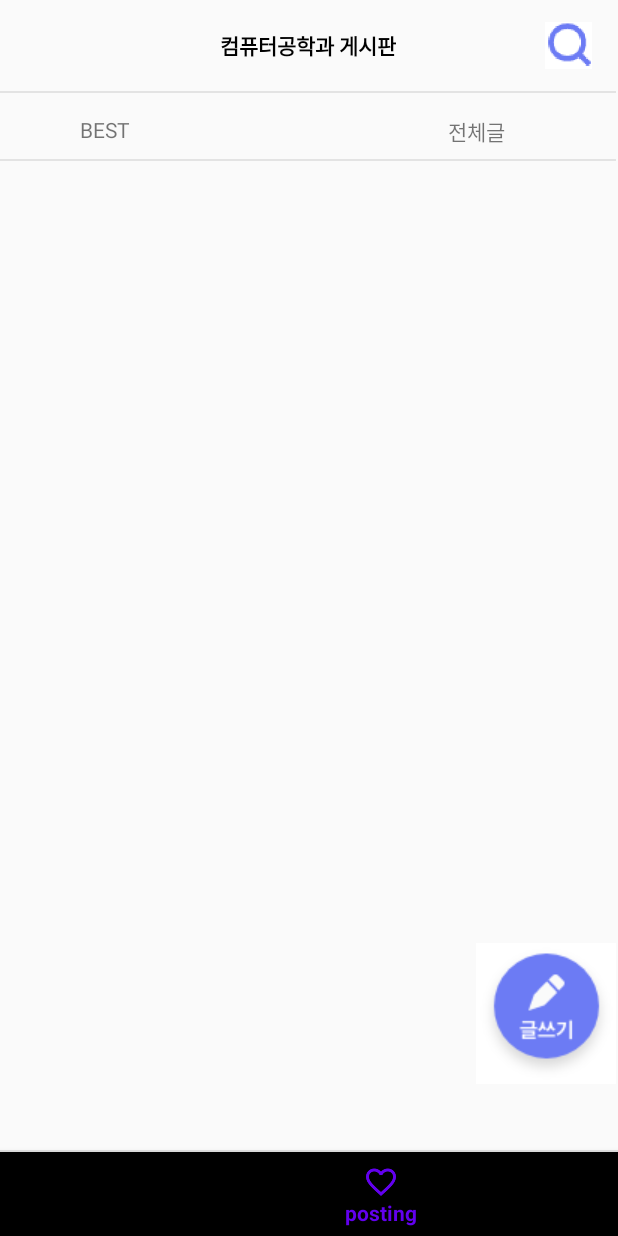
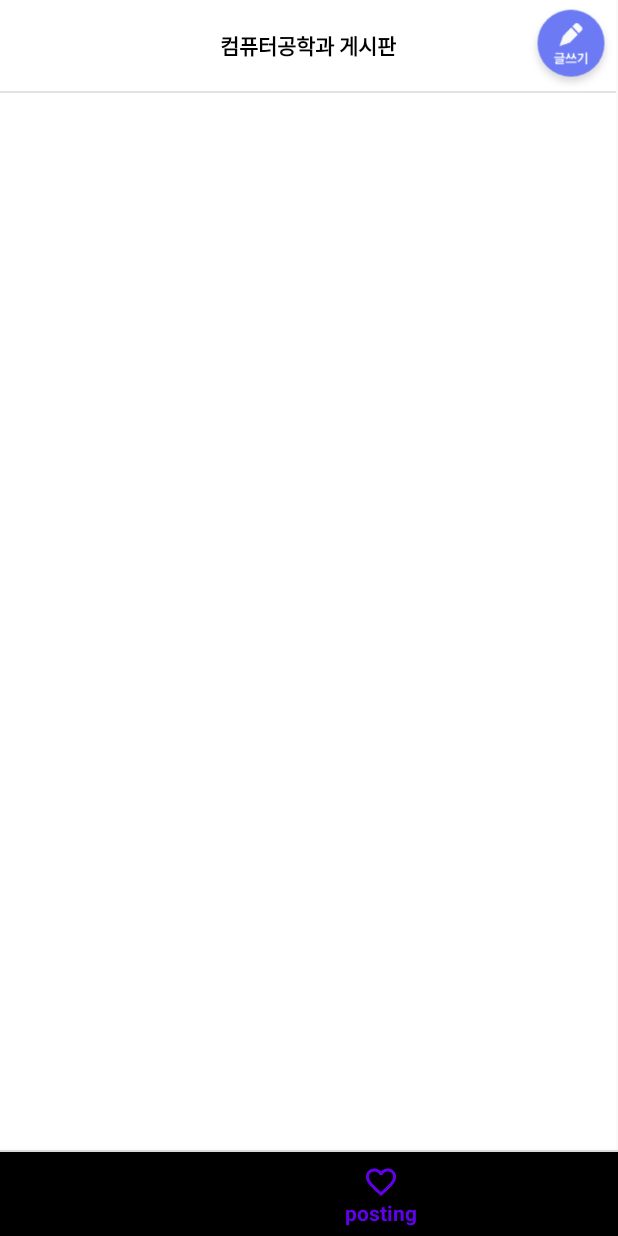
Before and after one commit to gon-pick/makingF, an Android app: the screen it shows after launch once a user with an empty profile is signed in (MainActivity), item 3 of the bottom bar chosen, on a phone screen of 412 x 824 dp. Run offline under Robolectric (Android 15) with nearby library versions, the phone set to English and light mode, and no system bars; our stand-ins replace Firebase (no records; nobody signed in at launch, a user with empty details on screens opened directly).

Commit message:
detail page exit

```diff
--- a/app/build.gradle
+++ b/app/build.gradle
@@ -42,6 +42,7 @@ dependencies {
     implementation 'com.google.android.gms:play-services-auth:18.1.0'
     implementation 'com.google.firebase:firebase-analytics:17.5.0'
     implementation 'com.google.firebase:firebase-firestore-ktx:21.6.0'
+    implementation 'com.github.bumptech.glide:glide:4.11.0'
 // add the Firebase SDK for Google Analytics
     testImplementation 'junit:junit:4.12'
     androidTestImplementation 'androidx.test.ext:junit:1.1.1'
--- a/app/src/main/java/com/example/making_f/navigation/PostFragment.kt
+++ b/app/src/main/java/com/example/making_f/navigation/PostFragment.kt
@@ -7,19 +7,28 @@ import android.view.LayoutInflater
 import android.view.View
 import android.view.ViewGroup
 import androidx.fragment.app.Fragment
+import androidx.recyclerview.widget.LinearLayoutManager
+import androidx.recyclerview.widget.RecyclerView
+import com.bumptech.glide.Glide
 import com.example.making_f.Activity.AddPhotoActivity
 import com.example.making_f.Activity.ProfileEditActivity
 import com.example.making_f.R
+import com.example.making_f.navigation.model.ContentDTO
+import com.google.firebase.firestore.FirebaseFirestore
+import com.google.firebase.firestore.FirebaseFirestoreException
+import com.google.firebase.firestore.QuerySnapshot
 import kotlinx.android.synthetic.main.fragment_post.*
 import kotlinx.android.synthetic.main.fragment_post.view.*
+import kotlinx.android.synthetic.main.item_detail.view.*
 
 class PostFragment : Fragment() {
-    override fun onCreateView(
-        inflater: LayoutInflater,
-        container: ViewGroup?,
-        savedInstanceState: Bundle?
-    ): View? {
+    var firestore : FirebaseFirestore? = null
+    override fun onCreateView(inflater: LayoutInflater,container: ViewGroup?,savedInstanceState: Bundle?): View? {
         var view = LayoutInflater.from(activity).inflate(R.layout.fragment_post, container, false)
+        firestore = FirebaseFirestore.getInstance()
+
+        view.detailviewfragment_recyclerview.adapter = DetailVeiwRecyclerViewAdapter()
+        view.detailviewfragment_recyclerview.layoutManager = LinearLayoutManager(activity)
 
         view.board_write.setOnClickListener {
             Log.d("board_write move", "board_write move")
@@ -29,4 +38,51 @@ class PostFragment : Fragment() {
         }
         return view
     }
+    inner class DetailVeiwRecyclerViewAdapter : RecyclerView.Adapter<RecyclerView.ViewHolder>() {
+        var contentDTOs : ArrayList<ContentDTO> = arrayListOf()
+        var contentUidList : ArrayList<String> = arrayListOf()
+
+        init {
+            firestore?.collection("images")?.orderBy("timestamp")?.addSnapshotListener { querySnapshot: QuerySnapshot?, firebaseFirestoreException: FirebaseFirestoreException? ->
+                contentDTOs.clear()
+                contentUidList.clear()
+                for(snapshot in querySnapshot!!.documents){
+                    var item = snapshot.toObject(ContentDTO::class.java)
+                    contentDTOs.add(item!!)
+                    contentUidList.add(snapshot.id)
+                }
+                notifyDataSetChanged()
+            }
+        }
+
+
+        override fun onCreateViewHolder(p0: ViewGroup, p1: Int): RecyclerView.ViewHolder {
+            var view = LayoutInflater.from(p0.context).inflate(R.layout.item_detail,p0,false)
+            return CustomViewHolder(view)
+        }
+
+        inner class CustomViewHolder(view: View) : RecyclerView.ViewHolder(view)
+
+        override fun getItemCount(): Int {
+            return contentDTOs.size
+        }
+
+        override fun onBindViewHolder(p0: RecyclerView.ViewHolder, p1: Int) {
+            var viewholder = (p0 as CustomViewHolder).itemView
+
+            //UserId
+            viewholder.detailviewitem_profile_textview.text = contentDTOs!![p1].userId
+
+            //Image
+            Glide.with(p0.itemView.context).load(contentDTOs!![p1].imageUrl).into(viewholder.detailviewitem_imageView_content)
+
+            //Explain of content
+            viewholder.detailviewitem_explain_textview.text = contentDTOs!![p1].explain
+
+            //likes
+            viewholder.detailviewitem_favoritecounter_textview.text = "Likes " + contentDTOs!![p1].favoriteCount
+        }
+
+    }
+
 }
--- a/app/src/main/res/layout/fragment_post.xml
+++ b/app/src/main/res/layout/fragment_post.xml
@@ -1,62 +1,34 @@
 <?xml version="1.0" encoding="utf-8"?>
-<androidx.constraintlayout.widget.ConstraintLayout
-    xmlns:android="http://schemas.android.com/apk/res/android"
+<androidx.constraintlayout.widget.ConstraintLayout xmlns:android="http://schemas.android.com/apk/res/android"
+    xmlns:app="http://schemas.android.com/apk/res-auto"
+    xmlns:tools="http://schemas.android.com/tools"
     android:layout_width="match_parent"
     android:layout_height="match_parent"
-    xmlns:app="http://schemas.android.com/apk/res-auto">
+    android:background="#FFFFFF">
 
     <TextView
         android:id="@+id/txt_board"
         android:layout_width="wrap_content"
         android:layout_height="wrap_content"
-        app:layout_constraintTop_toTopOf="parent"
+        android:layout_marginTop="19dp"
+        android:text="컴퓨터공학과 게시판"
+        android:textColor="#000000"
+        android:textSize="14sp"
+        android:textStyle="bold"
         app:layout_constraintLeft_toLeftOf="parent"
         app:layout_constraintRight_toRightOf="parent"
-        android:layout_marginTop="19dp"
-        android:text="컴퓨터공학과 게시판"
-        android:textSize="14sp"
-        android:textStyle="bold"
-        android:textColor="#000000"/>
+        app:layout_constraintTop_toTopOf="parent" />
 
     <ImageView
-        android:layout_width="31dp"
-        android:layout_height="37dp"
-        android:layout_marginEnd="16dp"
-        android:layout_marginRight="16dp"
-        android:src="@drawable/search"
+        android:id="@+id/board_write"
+        android:layout_width="60dp"
+        android:layout_height="60dp"
+        android:background="#ffffff"
+        android:src="@drawable/write"
         app:layout_constraintBottom_toBottomOf="@id/txt_board"
         app:layout_constraintEnd_toEndOf="parent"
-        app:layout_constraintTop_toTopOf="@id/txt_board" />
-
-    <TextView
-        android:id="@+id/txt_board_best"
-        android:layout_width="wrap_content"
-        android:layout_height="wrap_content"
-        android:layout_marginTop="36dp"
-        android:text="BEST"
-        app:layout_constraintEnd_toStartOf="@+id/txt_board_whole"
-        app:layout_constraintHorizontal_bias="0.2"
-        app:layout_constraintStart_toStartOf="parent"
-        app:layout_constraintTop_toBottomOf="@id/txt_board" />
-
-    <TextView
-        android:id="@+id/txt_board_whole"
-        android:layout_width="wrap_content"
-        android:layout_height="wrap_content"
-        android:layout_marginTop="36dp"
-        android:text="전체글"
-        app:layout_constraintEnd_toEndOf="parent"
-        app:layout_constraintHorizontal_bias="0.801"
-        app:layout_constraintStart_toStartOf="parent"
-        app:layout_constraintTop_toBottomOf="@id/txt_board" />
-
-    <View
-        android:id="@+id/view"
-        android:layout_width="match_parent"
-        android:layout_height="1dp"
-        android:layout_marginTop="10dp"
-        android:background="#e3e3e3"
-        app:layout_constraintTop_toBottomOf="@+id/txt_board_best" />
+        app:layout_constraintTop_toTopOf="@id/txt_board"
+        app:layout_constraintVertical_bias="0.459" />
 
     <View
         android:id="@+id/view11"
@@ -67,28 +39,12 @@
         app:layout_constraintTop_toBottomOf="@+id/txt_board" />
 
     <androidx.recyclerview.widget.RecyclerView
-        android:id="@+id/rv_board"
-        app:layout_constraintTop_toBottomOf="@+id/view"
+        android:id="@+id/detailviewfragment_recyclerview"
+        android:layout_width="match_parent"
+        android:layout_height="wrap_content"
+        app:layout_constraintEnd_toEndOf="parent"
         app:layout_constraintStart_toStartOf="parent"
-        android:layout_width="match_parent"
-        android:layout_height="wrap_content">
-    </androidx.recyclerview.widget.RecyclerView>
-
-    <ImageButton
-        android:id="@+id/board_write"
-        android:layout_width="wrap_content"
-        android:layout_height="wrap_content"
-        android:layout_marginStart="349dp"
-        android:layout_marginLeft="349dp"
-        android:layout_marginEnd="25dp"
-        android:layout_marginRight="35dp"
-        android:layout_marginBottom="44dp"
-        android:background="#ffffff"
-        android:src="@drawable/write"
-        app:layout_constraintBottom_toBottomOf="parent"
-        app:layout_constraintEnd_toEndOf="parent"
-        app:layout_constraintHorizontal_bias="0.561"
-        app:layout_constraintStart_toStartOf="parent" />
+        app:layout_constraintTop_toBottomOf="@+id/view11"></androidx.recyclerview.widget.RecyclerView>
 
 
 </androidx.constraintlayout.widget.ConstraintLayout>
```
Also changed, not shown: app/src/main/res/layout/item_detail.xml (added, +54 -0 lines), app/src/main/res/layout/rv_board.xml (deleted, +0 -90 lines), app/src/main/res/drawable/fillHeart.png (added).
